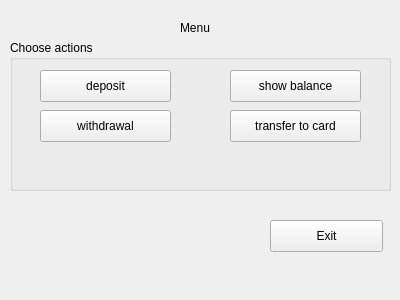
Above: ATM/menuform.ui from yarchiT/ATM_banking before the change. Below: the same form after it.
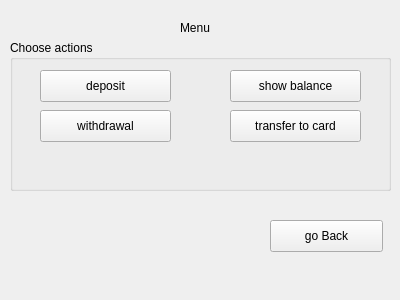
That is the form after the change.

```diff
--- a/ATM/menuform.ui
+++ b/ATM/menuform.ui
@@ -42,7 +42,7 @@
     </rect>
    </property>
    <property name="text">
-    <string>Exit</string>
+    <string>go Back</string>
    </property>
   </widget>
   <widget class="QGroupBox" name="chooseActions">
```
